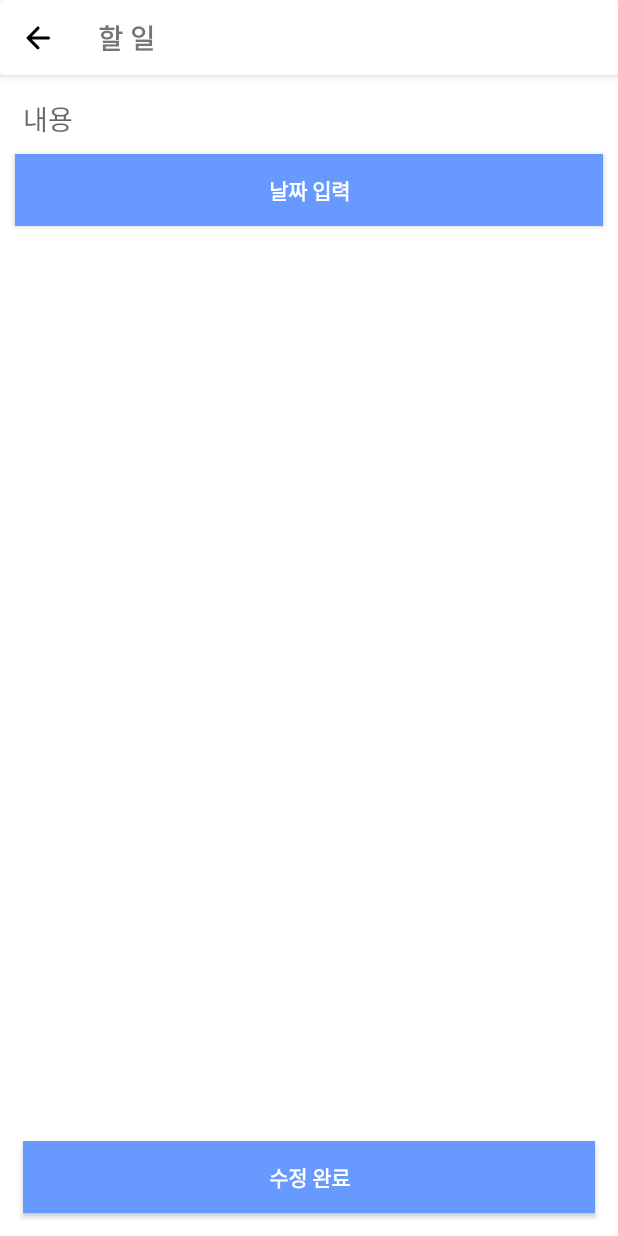
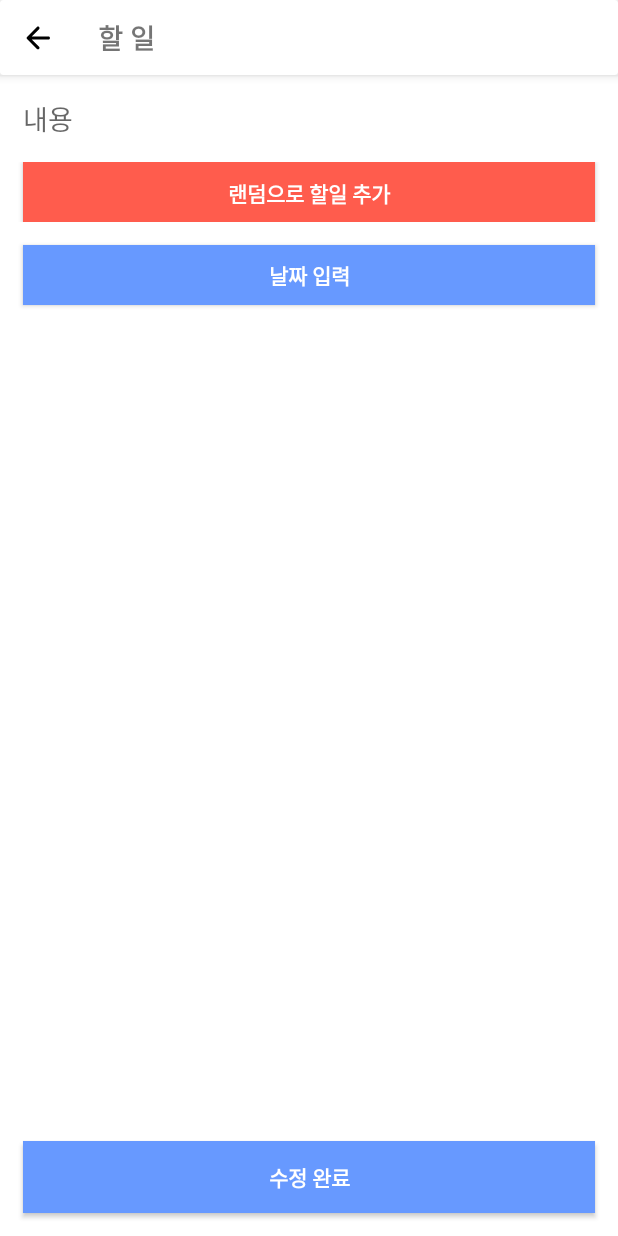
Before and after one commit to ggasin/MustToDoList, an Android app: the ItemDetailActivity screen opened directly, with no data from a screen before it, on a phone screen of 412 x 824 dp. Run offline under Robolectric (Android 15) with nearby library versions, the phone set to English and light mode, and no system bars; 2 statements that could not run were skipped.

Commit message:
레벨별 별명 추가, 랜덤 항일 1개 추가, 레벨통 변경, 알림 진행중

```diff
--- a/app/src/main/java/com/example/musttodolist/ItemDetailActivity.kt
+++ b/app/src/main/java/com/example/musttodolist/ItemDetailActivity.kt
@@ -9,11 +9,13 @@ import android.util.Log
 import android.widget.Toast
 import com.example.musttodolist.databinding.ActivityItemDetailBinding
 import com.example.musttodolist.dto.TodoDTO
+import com.example.musttodolist.singleton.randomListSingleton
 import java.util.Calendar
 
 class ItemDetailActivity : AppCompatActivity() {
     private lateinit var binding: ActivityItemDetailBinding
     private var todo: TodoDTO? = null
+    var beforeRandomIndex = -1
     override fun onCreate(savedInstanceState: Bundle?) {
         super.onCreate(savedInstanceState)
         binding = ActivityItemDetailBinding.inflate(layoutInflater)
@@ -61,5 +63,10 @@ class ItemDetailActivity : AppCompatActivity() {
         binding.detailBackBtn.setOnClickListener {
             finish()
         }
+        binding.randomBtn.setOnClickListener {
+            val index = randomListSingleton.getRandomListIndex(beforeRandomIndex)
+            beforeRandomIndex = index //중복 방지를 위해
+            binding.contentEt.setText(randomListSingleton.randomList.get(index))
+        }
     }
 }
--- a/app/src/main/res/layout/activity_item_detail.xml
+++ b/app/src/main/res/layout/activity_item_detail.xml
@@ -5,6 +5,7 @@
     android:layout_width="match_parent"
     android:layout_height="match_parent"
     tools:context=".ItemDetailActivity">
+
     <androidx.cardview.widget.CardView
         android:id="@+id/cardView"
         android:layout_width="match_parent"
@@ -50,11 +51,36 @@
         tools:layout_editor_absoluteX="15dp">
 
     </EditText>
+
+    <LinearLayout
+        android:id="@+id/random_ly"
+        android:layout_width="match_parent"
+        android:layout_height="wrap_content"
+        android:layout_marginTop="15dp"
+        android:orientation="horizontal"
+        app:layout_constraintEnd_toEndOf="parent"
+        app:layout_constraintStart_toStartOf="parent"
+        app:layout_constraintTop_toBottomOf="@+id/content_et">
+
+        <androidx.appcompat.widget.AppCompatButton
+            android:id="@+id/random_btn"
+            android:layout_width="match_parent"
+            android:layout_height="40dp"
+            android:layout_marginLeft="15dp"
+            android:layout_marginRight="15dp"
+            android:background="@color/skyBlueComplementaryRedColor"
+            android:padding="10dp"
+            android:text="랜덤으로 할일 추가"
+            android:textColor="@color/white"
+            android:textSize="14dp"
+            android:textStyle="bold" />
+    </LinearLayout>
+
     <androidx.appcompat.widget.AppCompatButton
         android:id="@+id/set_date_btn"
         android:layout_width="match_parent"
-        android:layout_height="wrap_content"
-        android:layout_margin="10dp"
+        android:layout_height="40dp"
+        android:layout_margin="15dp"
         android:background="@color/skyBlue"
         android:text="날짜 입력"
         android:textColor="@color/white"
@@ -62,7 +88,7 @@
         android:textStyle="bold"
         app:layout_constraintEnd_toEndOf="parent"
         app:layout_constraintStart_toStartOf="parent"
-        app:layout_constraintTop_toBottomOf="@+id/content_et">
+        app:layout_constraintTop_toBottomOf="@+id/random_ly">
 
     </androidx.appcompat.widget.AppCompatButton>
 
--- a/app/src/main/res/layout/fragment_home.xml
+++ b/app/src/main/res/layout/fragment_home.xml
@@ -58,6 +58,7 @@
                 android:orientation="horizontal">
 
                 <TextView
+                    android:id = "@+id/nick_name"
                     android:layout_width="wrap_content"
                     android:layout_height="wrap_content"
                     android:text="홍길동"
```
Also changed, not shown: app/src/main/java/com/example/musttodolist/TodoAddActivity.kt (+29 -14 lines), app/src/main/java/com/example/musttodolist/fragment/HomeFragment.kt (+25 -5 lines), app/src/main/java/com/example/musttodolist/singleton/randomListSingleton.kt (added, +21 -0 lines), app/src/main/res/layout/activity_todo_add.xml (+30 -2 lines).
